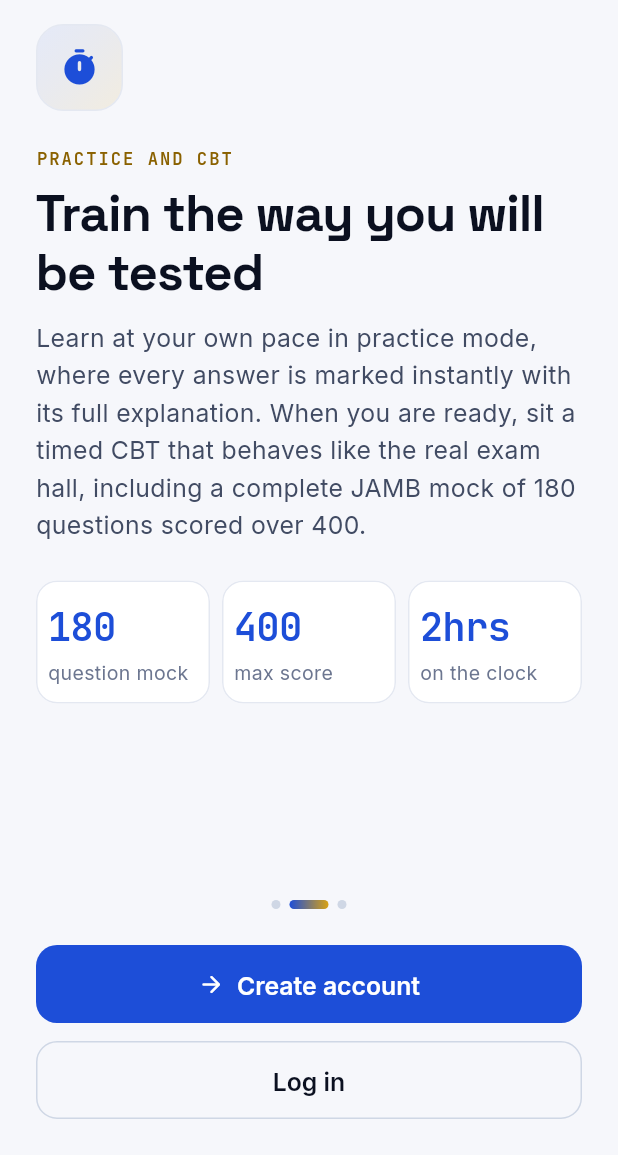
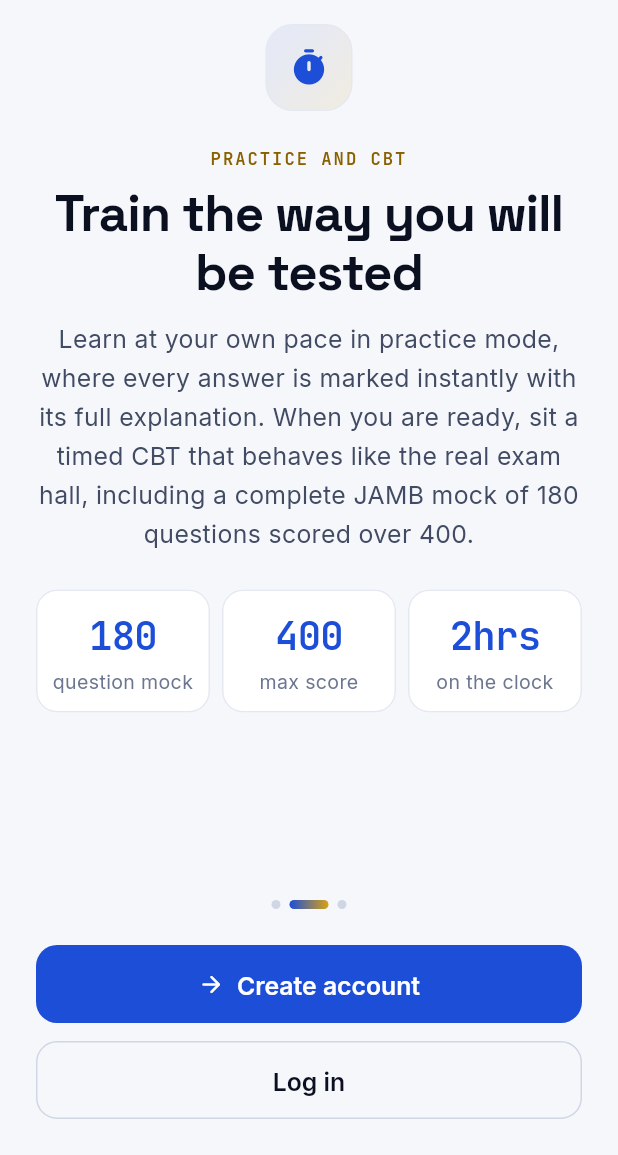
Before and after one commit to isaac2526/lockinpoint-mobile, a Flutter app: the screen it shows after launch, swiped to page 2, on a phone screen of 412 x 824 dp, the part 81-1236 px from its top. Run offline on Flutter 3.47's test engine with Material 3 defaults, Android fonts, the phone set to English and light mode, and no system bars; our stand-ins replace cached_network_image, connectivity_plus, dio, drift, flutter_html, flutter_riverpod and 4 more; missing offline and left inert: flutter_math_fork; accounts and stored records are empty; generated files the repository leaves out were written again.

Commit message:
Centre the splash, centre the first screen, and give the home screen back
THE NATIVE SPLASH HAD NOTHING ON IT TO CENTRE. launch_background.xml
shipped exactly as the Flutter template leaves it — a white rectangle
with the bitmap commented out — so opening the app showed a bare white
window with no mark on it, then the real splash. On a phone in dark mode
that is a bright flash on every launch. The mark is now drawn with
android:gravity="center" on the app's own surface colour, in five
densities cropped out of the adaptive foreground's safe zone (uncropped
it would have rendered small and lost, since a launch image is not
masked), with a values-night colour and a DayNight theme so the dark
flash is gone too.

THE FLUTTER SPLASH SAT HIGH. It was Spacer(flex: 3) · content ·
Spacer(flex: 4) · footer, so two things pushed the mark above the middle:
the uneven flexes, and a footer that took real height below the second
spacer. It is a Stack now — the mark and wordmark centred against the
whole screen, the footer pinned to the bottom and taking no part in the
centring. Worse on a short phone before, where the footer is a larger
share of the page.

THE FIRST SCREEN RAN RAGGED LEFT. Every child of the welcome panel was
CrossAxisAlignment.start, so the screen a student meets before they have
any reason to trust the app was a column of shapes against the left edge
with a wide empty gutter down the right.

AND THE HOME SCREEN LED WITH THE WRONG NUMBERS. "40.1k questions live"
and "820 notes & videos" — the size of the bank. That is a figure for a
sales page: identical for every student, identical tomorrow, and nothing
they can act on, sitting in the most valuable space on the screen.

It is theirs now. Accuracy over their last forty sittings rather than all
time, because a student who was at 40% in September and is at 70% now
should see 70. Sittings done. Best streak — not the live one, which is
already the badge beside their name and would have wasted a third of the
row. And beneath it, when there is one, what their own study plan says to
do today: the only line on the home screen that names a next action, and
it opens the plan.

Verified: flutter analyze clean, 220 tests pass (3 new, holding that the
platform's question count is gone and the student's own numbers are
there), formatted.

Co-Authored-By: Claude Opus 5 <noreply@anthropic.com>
Claude-Session: https://claude.ai/code/session_01W3cCeejHXR5JQoVD26xwHw

```diff
--- a/lib/features/onboarding/welcome_screen.dart
+++ b/lib/features/onboarding/welcome_screen.dart
@@ -235,13 +235,20 @@ class _PanelView extends StatelessWidget {
   @override
   Widget build(BuildContext context) {
     final c = context.lip;
-    /* Scrollable, and centred only when there is room to centre in. A short
-       phone or a large accessibility font must never overflow the panel. */
+    /* CENTRED, NOT RAGGED LEFT.
+
+       Every child here was CrossAxisAlignment.start, so the very first screen
+       of the app — the one a student meets before they have any reason to
+       trust it — was a column of shapes pinned to the left edge with a wide
+       empty gutter down the right. On a phone that reads as unfinished.
+
+       Still scrollable and still only centred vertically when there is room:
+       a short phone or a large accessibility font must never overflow. */
     return SingleChildScrollView(
       padding: const EdgeInsets.symmetric(horizontal: Gap.xl, vertical: Gap.lg),
       child: Column(
         mainAxisAlignment: MainAxisAlignment.center,
-        crossAxisAlignment: CrossAxisAlignment.start,
+        crossAxisAlignment: CrossAxisAlignment.center,
         children: [
           Entrance(
             child: Container(
@@ -263,16 +270,25 @@ class _PanelView extends StatelessWidget {
           Entrance(
             index: 1,
             child: Column(
-              crossAxisAlignment: CrossAxisAlignment.start,
+              crossAxisAlignment: CrossAxisAlignment.center,
               children: [
                 Text(
                   panel.eyebrow.toUpperCase(),
+                  textAlign: TextAlign.center,
                   style: LipType.label.copyWith(color: c.accent),
                 ),
                 const SizedBox(height: Gap.sm),
-                Text(panel.title, style: LipType.hero.copyWith(color: c.text1)),
+                Text(
+                  panel.title,
+                  textAlign: TextAlign.center,
+                  style: LipType.hero.copyWith(color: c.text1),
+                ),
                 const SizedBox(height: Gap.md),
-                Text(panel.body, style: LipType.body.copyWith(color: c.text2)),
+                Text(
+                  panel.body,
+                  textAlign: TextAlign.center,
+                  style: LipType.body.copyWith(color: c.text2, height: 1.55),
+                ),
               ],
             ),
           ),
@@ -291,15 +307,17 @@ class _PanelView extends StatelessWidget {
                         horizontal: Gap.sm,
                       ),
                       child: Column(
-                        crossAxisAlignment: CrossAxisAlignment.start,
+                        crossAxisAlignment: CrossAxisAlignment.center,
                         children: [
                           Text(
                             n,
+                            textAlign: TextAlign.center,
                             style: LipType.monoBig.copyWith(color: c.brand),
                           ),
                           const SizedBox(height: 2),
                           Text(
                             label,
+                            textAlign: TextAlign.center,
                             style: LipType.caption.copyWith(color: c.text3),
                           ),
                         ],
```
Also changed, not shown: lib/features/home/dashboard_screen.dart (+71 -15 lines), lib/features/splash/splash_screen.dart (+31 -8 lines), 12 other files.
